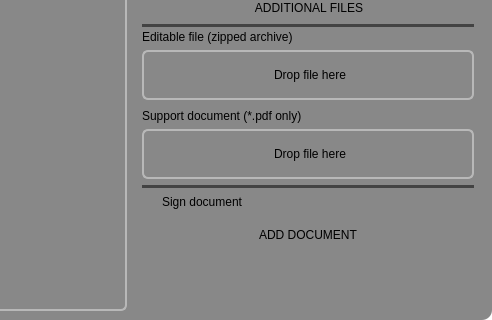
The window that AddDocDialog.ui (slip686/MIMC) describes before a commit, drawn with Qt 5; both pictures show x 508 to 1000 and y 380 to 700 of the 1000 by 700 pixel window.
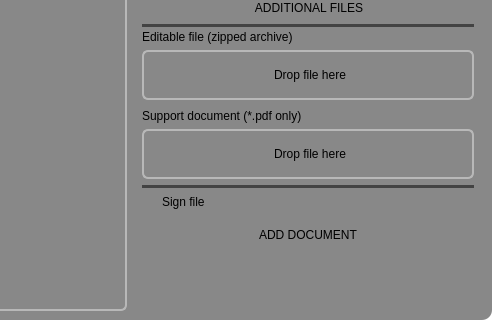
The same window after the commit. Icons and pictures are not drawn. Custom widgets are drawn as their Qt base class.

Diff of the .ui file:
```diff
--- a/AddDocDialog.ui
+++ b/AddDocDialog.ui
@@ -1231,7 +1231,7 @@
                   <item>
                    <widget class="QCheckBox" name="checkBox">
                     <property name="text">
-                     <string>Sign document</string>
+                     <string>Sign file</string>
                     </property>
                    </widget>
                   </item>
```
